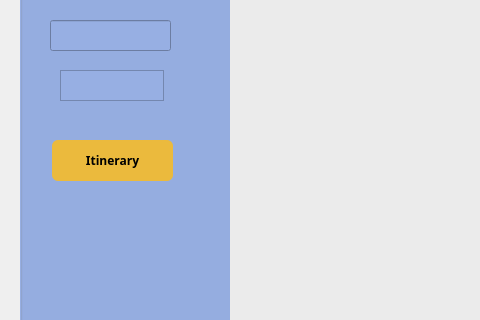
Above: localisation.ui from ajroudamira/Smart-radio-2A21 before the change; both pictures show x 0 to 480 and y 270 to 590 of the 878 by 686 pixel window. Below: the same form after it.
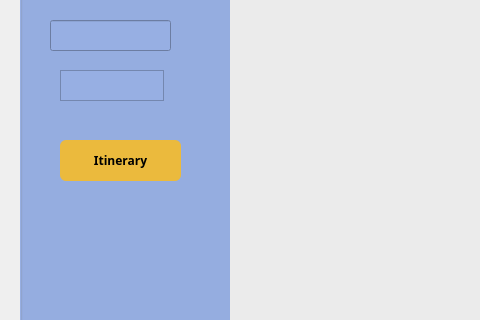
That is the form after the change.

Patch:
```diff
--- a/localisation.ui
+++ b/localisation.ui
@@ -73,7 +73,7 @@
    <widget class="QPushButton" name="pb_maps">
     <property name="geometry">
      <rect>
-      <x>32</x>
+      <x>40</x>
       <y>390</y>
       <width>121</width>
       <height>41</height>
```
